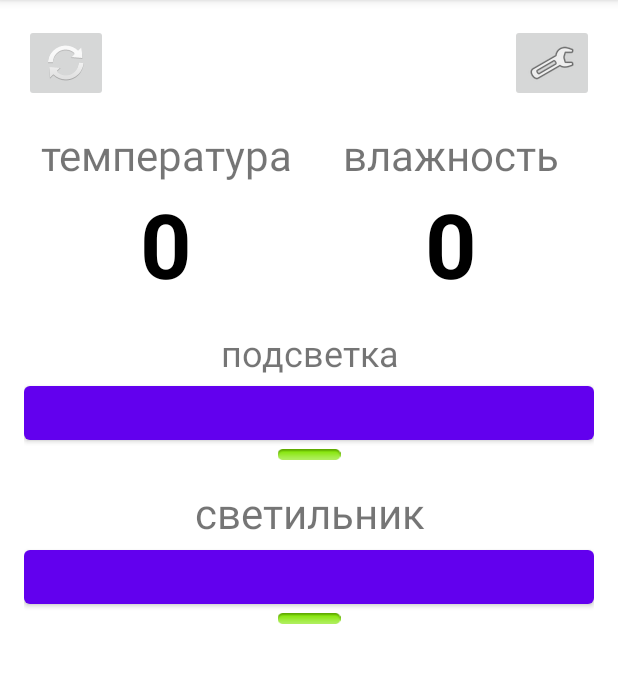
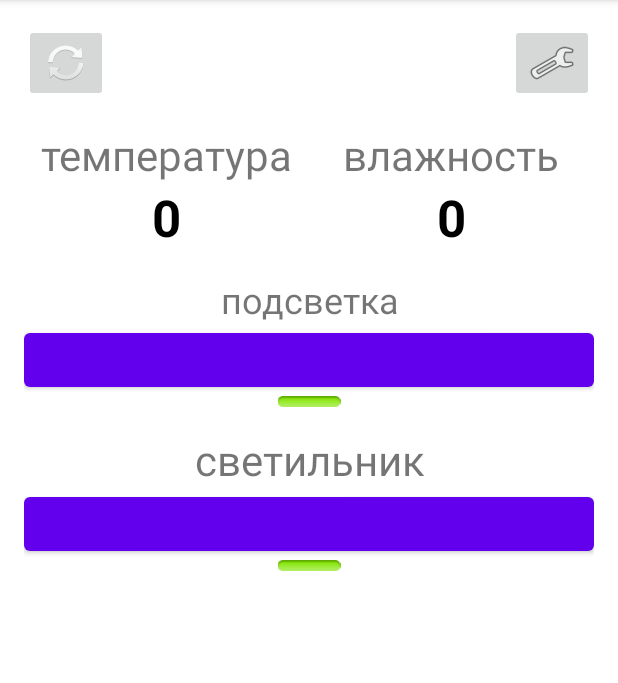
Before and after one commit to debugggger/msh, an Android app: the screen it shows after launch (MainActivity), on a phone screen of 412 x 824 dp, the part 84-767 px from its top. Run offline under Robolectric (Android 15) with nearby library versions, the phone set to English and light mode, and no system bars.

Commit message:
Fix data display

```diff
--- a/client/app/src/main/res/layout/activity_main.xml
+++ b/client/app/src/main/res/layout/activity_main.xml
@@ -115,7 +115,7 @@
                 android:layout_weight="1"
                 android:text="0"
                 android:textColor="#000000"
-                android:textSize="60dp"
+                android:textSize="34sp"
                 android:textStyle="bold" />
         </LinearLayout>
 
@@ -143,7 +143,7 @@
                 android:layout_weight="1"
                 android:text="0"
                 android:textColor="#000000"
-                android:textSize="60dp"
+                android:textSize="34sp"
                 android:textStyle="bold" />
         </LinearLayout>
 
```
Also changed, not shown: client/app/src/main/java/com/debugger/msh20/MainActivity.java (+18 -3 lines), 1 other file.
